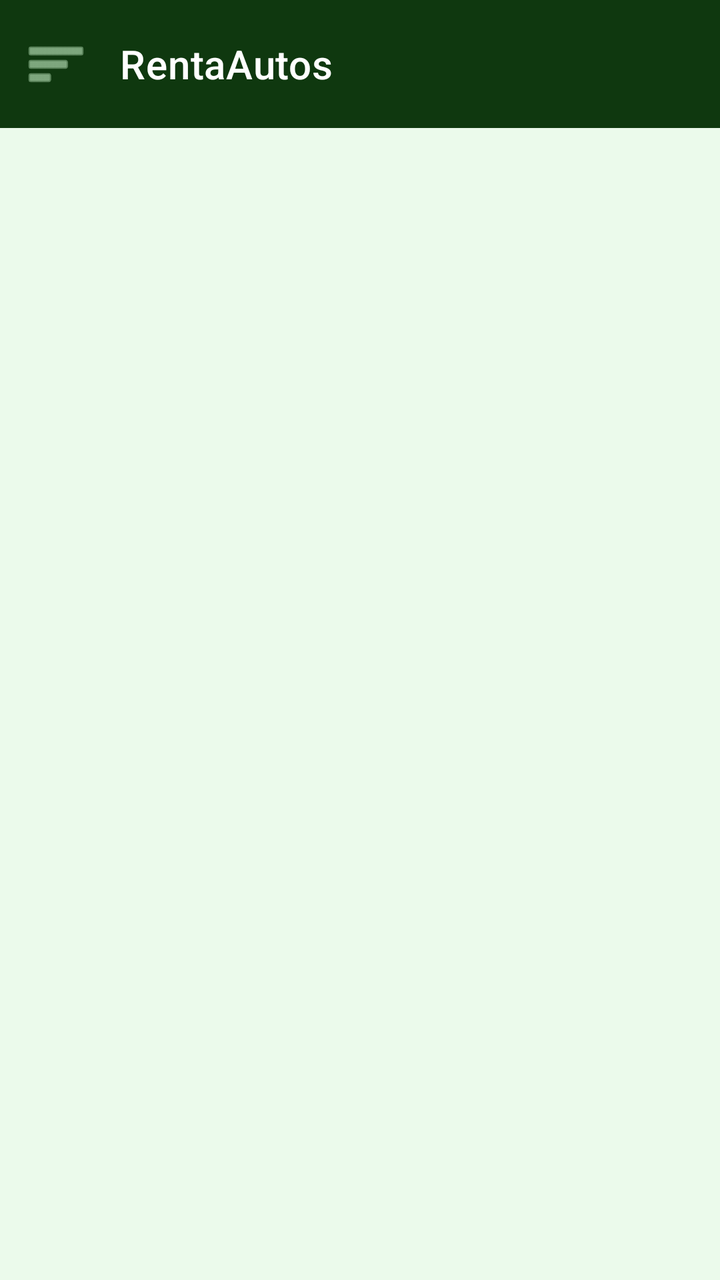
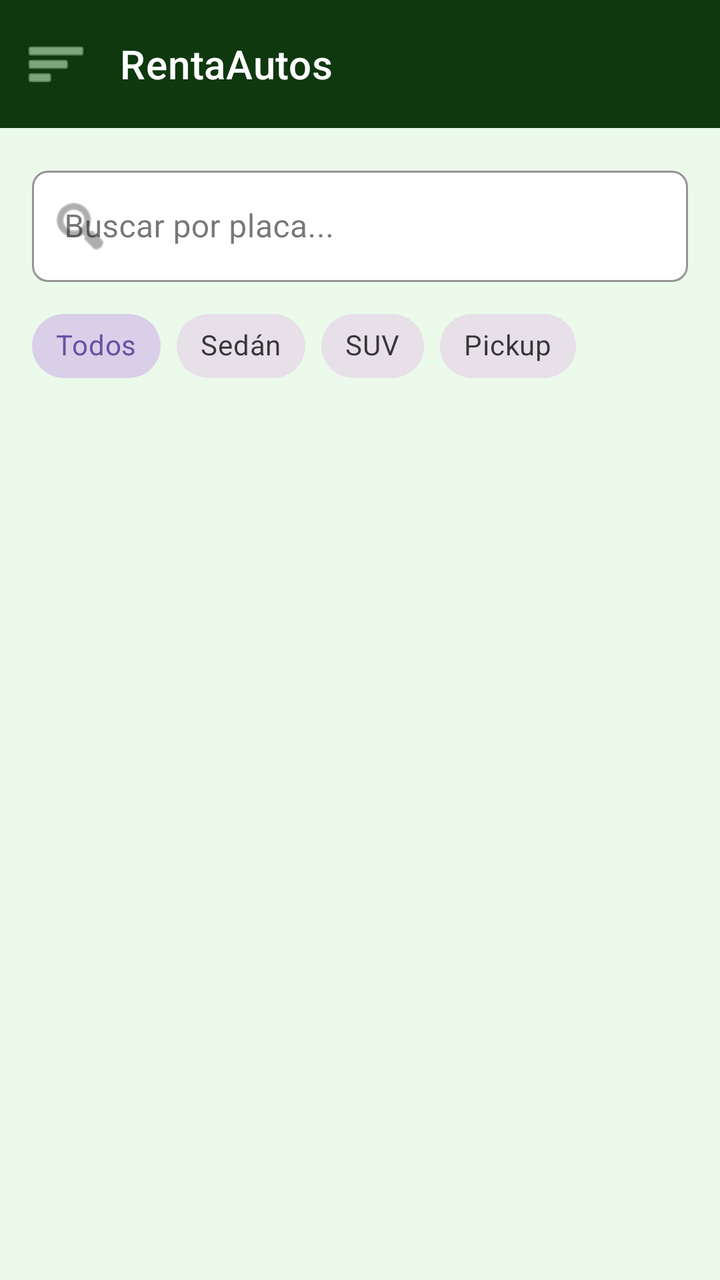

Two renders of the same Android screen: before a commit and after it. Below are the layout's source before the change and the commit's diff.
<!-- AndroidManifest.xml: application theme Theme.ChecoRentasAutos -->
<!-- res/layout/activity_consulta_vehiculos.xml -->
<?xml version="1.0" encoding="utf-8"?>
<androidx.constraintlayout.widget.ConstraintLayout
    xmlns:android="http://schemas.android.com/apk/res/android"
    xmlns:app="http://schemas.android.com/apk/res-auto"
    xmlns:tools="http://schemas.android.com/tools"
    android:layout_width="match_parent"
    android:layout_height="match_parent"
    android:background="#EBFAEB">

    
    <include
        android:id="@+id/includeToolbar"
        layout="@layout/toolbar"
        android:layout_width="0dp"
        android:layout_height="wrap_content"
        app:layout_constraintEnd_toEndOf="parent"
        app:layout_constraintStart_toStartOf="parent"
        app:layout_constraintTop_toTopOf="parent" />

    
    <androidx.recyclerview.widget.RecyclerView
        android:id="@+id/rvVehiculos"
        android:layout_width="0dp"
        android:layout_height="0dp"
        android:clipToPadding="false"
        android:padding="16dp"
        app:layoutManager="androidx.recyclerview.widget.LinearLayoutManager"
        app:layout_constraintBottom_toBottomOf="parent"
        app:layout_constraintEnd_toEndOf="parent"
        app:layout_constraintStart_toStartOf="parent"
        app:layout_constraintTop_toBottomOf="@id/includeToolbar"
        tools:listitem="@layout/item_vehiculo" />

</androidx.constraintlayout.widget.ConstraintLayout>
<!-- res/layout/toolbar.xml (included above) -->
<?xml version="1.0" encoding="utf-8"?>
<com.google.android.material.appbar.AppBarLayout
    xmlns:android="http://schemas.android.com/apk/res/android"
    xmlns:app="http://schemas.android.com/apk/res-auto"
    android:layout_width="match_parent"
    android:layout_height="wrap_content">

    <com.google.android.material.appbar.MaterialToolbar
        android:id="@+id/topAppBar"
        android:layout_width="match_parent"
        android:layout_height="?attr/actionBarSize"
        android:background="#0F380F"
        app:title="RentaAutos"
        app:titleTextColor="#FFFFFF"
        app:titleTextAppearance="@style/TextAppearance.MaterialComponents.Headline6"
        app:navigationIcon="@android:drawable/ic_menu_sort_by_size"
        app:navigationIconTint="#C7F0C7"
        app:menu="@menu/top_app_bar_menu" />

</com.google.android.material.appbar.AppBarLayout>
<!-- res/layout/item_vehiculo.xml (included above) -->
<?xml version="1.0" encoding="utf-8"?>
<com.google.android.material.card.MaterialCardView
    xmlns:android="http://schemas.android.com/apk/res/android"
    xmlns:app="http://schemas.android.com/apk/res-auto"
    android:id="@+id/cardItemVehiculo"
    android:layout_width="match_parent"
    android:layout_height="wrap_content"
    android:layout_marginBottom="12dp"
    android:clickable="true"
    android:focusable="true"
    android:foreground="?attr/selectableItemBackground"
    app:cardBackgroundColor="#FFFFFF"
    app:cardCornerRadius="12dp"
    app:cardElevation="2dp"
    app:strokeColor="#C7F0C7"
    app:strokeWidth="1dp">

    <androidx.constraintlayout.widget.ConstraintLayout
        android:layout_width="match_parent"
        android:layout_height="wrap_content"
        android:padding="12dp">

        <ImageView
            android:id="@+id/imgVehiculo"
            android:layout_width="80dp"
            android:layout_height="80dp"
            android:contentDescription="Imagen del vehículo"
            android:scaleType="centerCrop"
            android:src="@android:drawable/ic_menu_camera"
            app:layout_constraintStart_toStartOf="parent"
            app:layout_constraintTop_toTopOf="parent" />

        <TextView
            android:id="@+id/tvNombreVehiculo"
            android:layout_width="0dp"
            android:layout_height="wrap_content"
            android:layout_marginStart="12dp"
            android:textColor="#0F380F"
            android:textSize="16sp"
            android:textStyle="bold"
            app:layout_constraintEnd_toEndOf="parent"
            app:layout_constraintStart_toEndOf="@id/imgVehiculo"
            app:layout_constraintTop_toTopOf="parent" />

        <TextView
            android:id="@+id/tvPlaca"
            android:layout_width="0dp"
            android:layout_height="wrap_content"
            android:layout_marginStart="12dp"
            android:layout_marginTop="2dp"
            android:textColor="#195D19"
            android:textSize="14sp"
            app:layout_constraintEnd_toEndOf="parent"
            app:layout_constraintStart_toEndOf="@id/imgVehiculo"
            app:layout_constraintTop_toBottomOf="@id/tvNombreVehiculo" />

        <TextView
            android:id="@+id/tvPrecio"
            android:layout_width="0dp"
            android:layout_height="wrap_content"
            android:layout_marginStart="12dp"
            android:layout_marginTop="2dp"
            android:textColor="#0F380F"
            android:textSize="14sp"
            android:textStyle="bold"
            app:layout_constraintEnd_toEndOf="parent"
            app:layout_constraintStart_toEndOf="@id/imgVehiculo"
            app:layout_constraintTop_toBottomOf="@id/tvPlaca" />

        <TextView
            android:id="@+id/tvEstado"
            android:layout_width="0dp"
            android:layout_height="wrap_content"
            android:layout_marginStart="12dp"
            android:layout_marginTop="2dp"
            android:textColor="#2CA52C"
            android:textSize="13sp"
            android:textStyle="bold"
            app:layout_constraintEnd_toEndOf="parent"
            app:layout_constraintStart_toEndOf="@id/imgVehiculo"
            app:layout_constraintTop_toBottomOf="@id/tvPrecio" />

    </androidx.constraintlayout.widget.ConstraintLayout>
</com.google.android.material.card.MaterialCardView>
<!-- resources referenced by this layout -->
<resources>
  <style name="Theme.ChecoRentasAutos" parent="Base.Theme.ChecoRentasAutos" />
  <style name="Base.Theme.ChecoRentasAutos" parent="Theme.Material3.DayNight.NoActionBar">
          
          
      </style>
</resources>

<!-- the commit's change to res/layout/activity_consulta_vehiculos.xml (unified diff, before → after) -->
@@ -5,7 +5,7 @@
     xmlns:tools="http://schemas.android.com/tools"
     android:layout_width="match_parent"
     android:layout_height="match_parent"
-    android:background="#EBFAEB">
+    android:background="@color/green_background">
 
     
     <include
@@ -16,6 +16,84 @@
         app:layout_constraintEnd_toEndOf="parent"
         app:layout_constraintStart_toStartOf="parent"
         app:layout_constraintTop_toTopOf="parent" />
+
+    
+    <com.google.android.material.textfield.TextInputLayout
+        android:id="@+id/tilBuscar"
+        style="@style/Widget.MaterialComponents.TextInputLayout.OutlinedBox"
+        android:layout_width="0dp"
+        android:layout_height="wrap_content"
+        android:layout_margin="16dp"
+        android:hint="Buscar por placa..."
+        app:boxBackgroundColor="@color/white"
+        app:boxCornerRadiusBottomEnd="8dp"
+        app:boxCornerRadiusBottomStart="8dp"
+        app:boxCornerRadiusTopEnd="8dp"
+        app:boxCornerRadiusTopStart="8dp"
+        app:boxStrokeColor="@color/green_primary"
+        app:hintTextColor="@color/green_primary"
+        app:startIconDrawable="@android:drawable/ic_menu_search"
+        app:layout_constraintEnd_toEndOf="parent"
+        app:layout_constraintStart_toStartOf="parent"
+        app:layout_constraintTop_toBottomOf="@id/includeToolbar">
+
+        <com.google.android.material.textfield.TextInputEditText
+            android:id="@+id/txtBuscarPlaca"
+            android:layout_width="match_parent"
+            android:layout_height="wrap_content"
+            android:inputType="textCapCharacters"
+            android:textColor="@color/green_text_dark" />
+    </com.google.android.material.textfield.TextInputLayout>
+
+    <HorizontalScrollView
+        android:id="@+id/scrollFiltros"
+        android:layout_width="0dp"
+        android:layout_height="wrap_content"
+        android:layout_marginTop="8dp"
+        android:clipToPadding="false"
+        android:paddingStart="16dp"
+        android:paddingEnd="16dp"
+        android:scrollbars="none"
+        app:layout_constraintEnd_toEndOf="parent"
+        app:layout_constraintStart_toStartOf="parent"
+        app:layout_constraintTop_toBottomOf="@id/tilBuscar">
+
+        <com.google.android.material.chip.ChipGroup
+            android:id="@+id/chipGroupEtiquetas"
+            android:layout_width="wrap_content"
+            android:layout_height="wrap_content"
+            app:singleSelection="true">
+
+            <com.google.android.material.chip.Chip
+                android:id="@+id/chipTodos"
+                style="@style/Widget.MaterialComponents.Chip.Choice"
+                android:layout_width="wrap_content"
+                android:layout_height="wrap_content"
+                android:checked="true"
+                android:text="Todos" />
+
+            <com.google.android.material.chip.Chip
+                android:id="@+id/chipSedan"
+                style="@style/Widget.MaterialComponents.Chip.Choice"
+                android:layout_width="wrap_content"
+                android:layout_height="wrap_content"
+                android:text="Sedán" />
+
+            <com.google.android.material.chip.Chip
+                android:id="@+id/chipSUV"
+                style="@style/Widget.MaterialComponents.Chip.Choice"
+                android:layout_width="wrap_content"
+                android:layout_height="wrap_content"
+                android:text="SUV" />
+
+            <com.google.android.material.chip.Chip
+                android:id="@+id/chipPickup"
+                style="@style/Widget.MaterialComponents.Chip.Choice"
+                android:layout_width="wrap_content"
+                android:layout_height="wrap_content"
+                android:text="Pickup" />
+        </com.google.android.material.chip.ChipGroup>
+    </HorizontalScrollView>
 
     
     <androidx.recyclerview.widget.RecyclerView
@@ -28,8 +106,9 @@
         app:layout_constraintBottom_toBottomOf="parent"
         app:layout_constraintEnd_toEndOf="parent"
         app:layout_constraintStart_toStartOf="parent"
-        app:layout_constraintTop_toBottomOf="@id/includeToolbar"
+        app:layout_constraintTop_toBottomOf="@id/scrollFiltros"
         tools:listitem="@layout/item_vehiculo" />
+
 
 </androidx.constraintlayout.widget.ConstraintLayout>
 <!-- res/layout/toolbar.xml (included above) -->
@@ -136,5 +215,23 @@
             app:layout_constraintStart_toEndOf="@id/imgVehiculo"
             app:layout_constraintTop_toBottomOf="@id/tvPrecio" />
 
+        <TextView
+            android:id="@+id/tvEtiqueta"
+            android:layout_width="wrap_content"
+            android:layout_height="wrap_content"
+            android:layout_marginTop="4dp"
+            android:background="@drawable/bg_tag"
+            android:paddingStart="8dp"
+            android:paddingEnd="8dp"
+            android:paddingTop="2dp"
+            android:paddingBottom="2dp"
+            android:text="SUV"
+            android:textColor="#FFFFFF"
+            android:textSize="10sp"
+            android:textStyle="bold"
+            app:layout_constraintEnd_toEndOf="parent"
+            app:layout_constraintTop_toTopOf="parent" />
+
+
     </androidx.constraintlayout.widget.ConstraintLayout>
 </com.google.android.material.card.MaterialCardView>
<!-- resource entries referenced after the edit -->
@@ -1,5 +1,15 @@
 <!-- resources referenced by this layout -->
 <resources>
+  <color name="green_background">#EBFAEB</color>
+  <color name="green_primary">#2CA52C</color>
+  <color name="green_text_dark">#0F380F</color>
+  <color name="white">#FFFFFFFF</color>
+  <!-- drawable bg_tag (drawable) -->
+  <?xml version="1.0" encoding="utf-8"?>
+  <shape xmlns:android="http://schemas.android.com/apk/res/android">
+      <solid android:color="#195D19" />
+      <corners android:radius="16dp" />
+  </shape>
   <style name="Theme.ChecoRentasAutos" parent="Base.Theme.ChecoRentasAutos" />
   <style name="Base.Theme.ChecoRentasAutos" parent="Theme.Material3.DayNight.NoActionBar">
           
